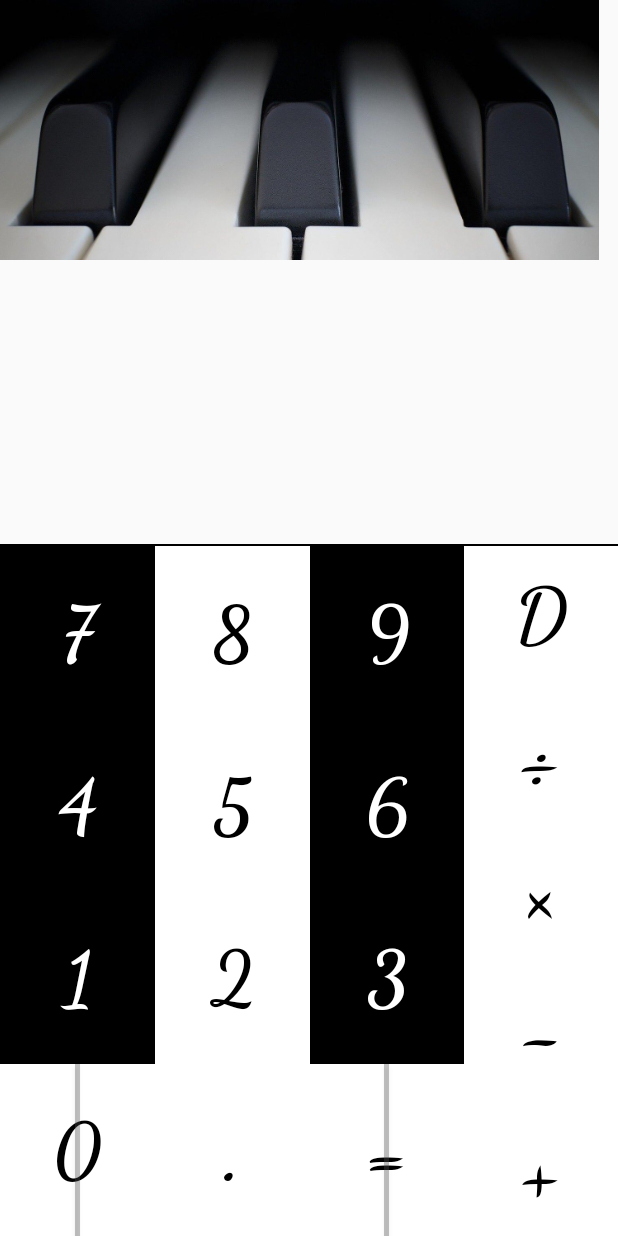
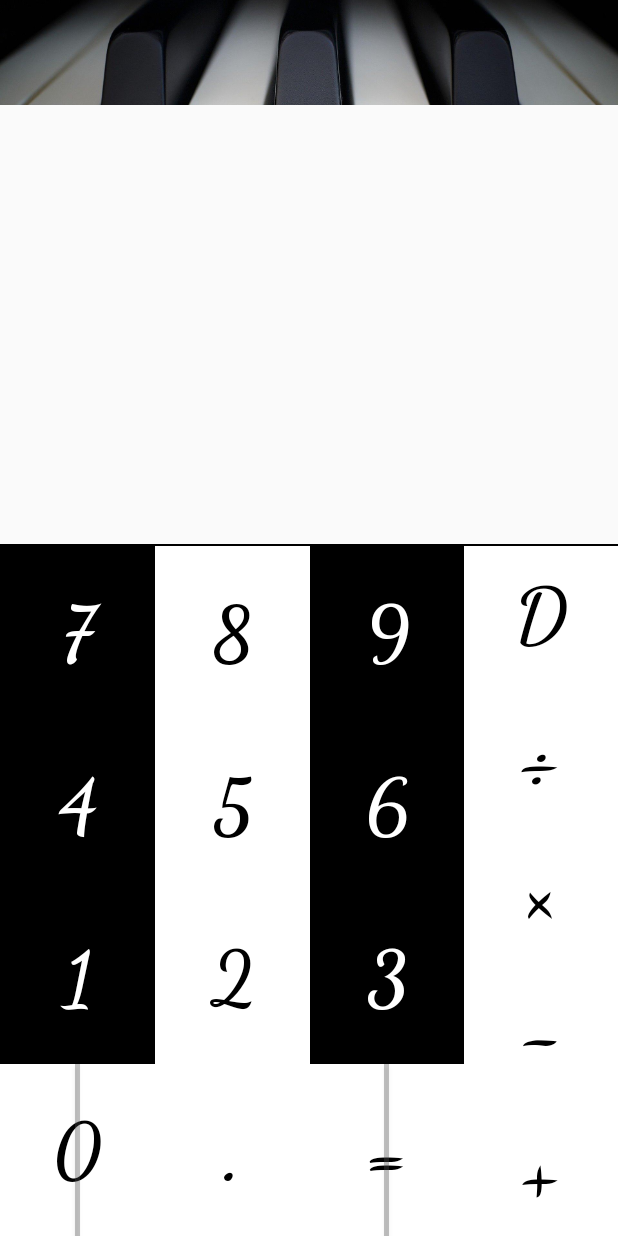
Before and after one commit to hayashi-h-s/CalculatorApp_android_java, an Android app: the screen it shows after launch (MainActivity), on a phone screen of 412 x 824 dp. Run offline under Robolectric (Android 15) with nearby library versions, the phone set to English and light mode, and no system bars.

Commit message:
[fix]レイアウトの修正

```diff
--- a/CalculatorApp/app/src/main/res/layout/activity_calc.xml
+++ b/CalculatorApp/app/src/main/res/layout/activity_calc.xml
@@ -7,9 +7,10 @@
 
     <ImageView
         android:id="@+id/imageView"
-        android:layout_width="399dp"
-        android:layout_height="173dp"
+        android:layout_width="match_parent"
+        android:layout_height="70dp"
         android:layout_marginBottom="18dp"
+        android:contentDescription="@string/headerImage"
         android:scaleType="centerCrop"
         app:layout_constraintBottom_toTopOf="@+id/tvFormula"
         app:layout_constraintEnd_toEndOf="parent"
@@ -17,14 +18,13 @@
         app:layout_constraintStart_toStartOf="parent"
         app:layout_constraintTop_toTopOf="parent"
         app:layout_constraintVertical_bias="0.0"
-        app:srcCompat="@drawable/piano"
-        android:contentDescription="@string/headerImage" />
+        app:srcCompat="@drawable/piano" />
 
     <TextView
         android:id="@+id/tvFormula"
         android:layout_width="match_parent"
         android:layout_height="90dp"
-        android:layout_marginBottom="564dp"
+        android:layout_marginBottom="556dp"
         android:autoSizeMinTextSize="17dp"
         android:autoSizeTextType="uniform"
         android:fontFamily="cursive"
@@ -40,7 +40,8 @@
         app:layout_constraintBottom_toBottomOf="parent"
         app:layout_constraintEnd_toEndOf="parent"
         app:layout_constraintHorizontal_bias="0.0"
-        app:layout_constraintStart_toStartOf="parent" tools:targetApi="o"/>
+        app:layout_constraintStart_toStartOf="parent"
+        tools:targetApi="o" />
 
     <TextView
         android:id="@+id/tvResult"
@@ -60,7 +61,7 @@
         app:layout_constraintEnd_toEndOf="parent"
         app:layout_constraintHorizontal_bias="0.5"
         app:layout_constraintStart_toStartOf="parent"
-        app:layout_constraintTop_toBottomOf="@+id/tvFormula" tools:targetApi="o"/>
+        app:layout_constraintTop_toBottomOf="@+id/tvFormula" tools:targetApi="o" />
 
     <View
         android:id="@+id/topBorder"
@@ -151,7 +152,7 @@
                     android:layout_width="3dp"
                     android:layout_height="match_parent"
                     android:layout_gravity="center_horizontal"
-                    android:background="@color/colorGray" tools:targetApi="lollipop"/>
+                    android:background="@color/colorGray" tools:targetApi="lollipop" />
 
             </FrameLayout>
 
@@ -285,7 +286,7 @@
                     android:layout_width="3dp"
                     android:layout_height="match_parent"
                     android:layout_gravity="center_horizontal"
-                    android:background="@color/colorGray" tools:targetApi="lollipop"/>
+                    android:background="@color/colorGray" tools:targetApi="lollipop" />
 
 
             </FrameLayout>
```
